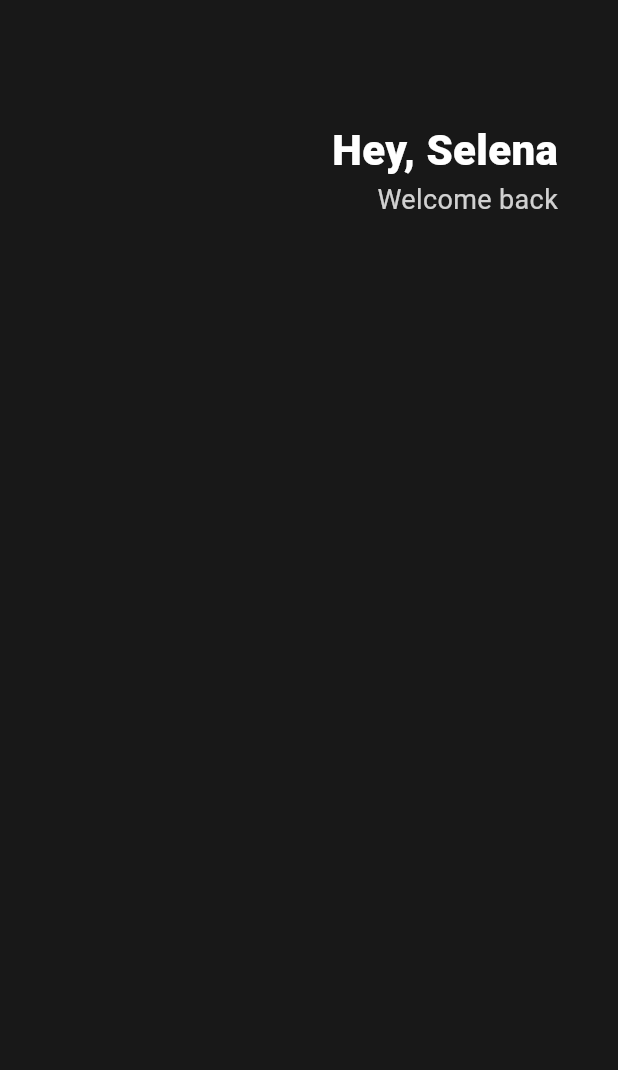
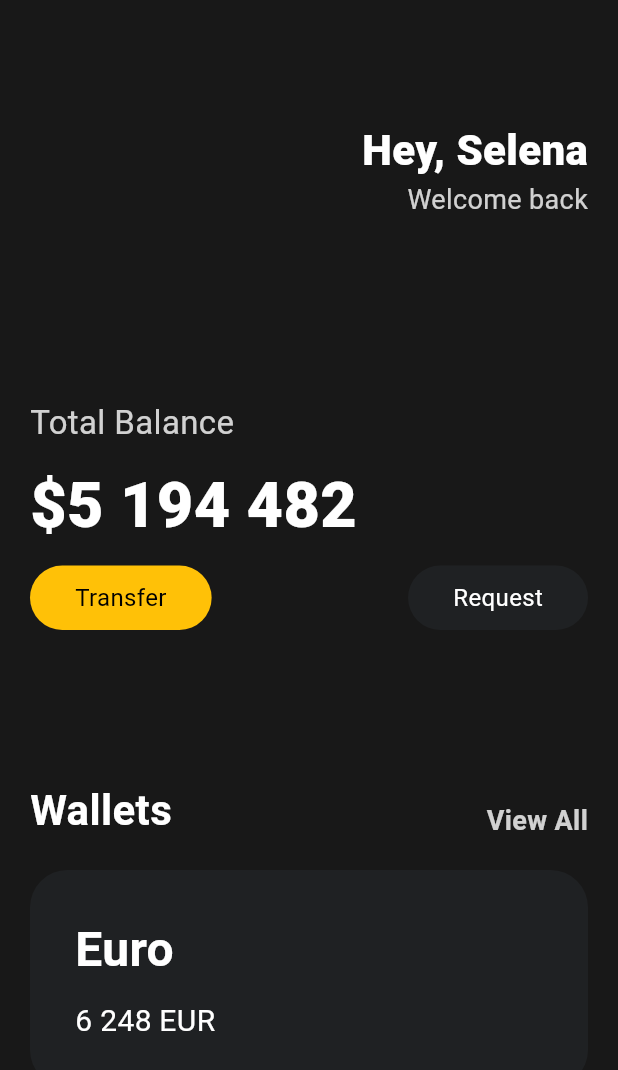
Before and after one commit to RoJaebl/flutter-toonflix, a Flutter app: the screen it shows after launch, on a phone screen of 412 x 824 dp. Shown: the top 1070 px of the screen. Run offline on Flutter 3.47's test engine with Material 3 defaults, Android fonts, the phone set to English and light mode, and no system bars.

Commit message:
:hammer: #3.6 카드 폼 만들기

```diff
--- a/lib/main.dart
+++ b/lib/main.dart
@@ -1,23 +1,144 @@
 import 'package:flutter/material.dart';
+import 'package:toonflix/widgets/button.dart';
+import 'package:toonflix/widgets/header.dart';
 
 void main() {
-  runApp(App());
+  runApp(const App());
 }
 
 class App extends StatelessWidget {
+  const App({super.key});
+
   @override
   Widget build(BuildContext context) {
     return MaterialApp(
       home: Scaffold(
-        backgroundColor: Color(0xFF181818),
+        backgroundColor: const Color(0xFF181818),
         body: Padding(
-          padding: EdgeInsets.symmetric(horizontal: 40),
+          padding: const EdgeInsets.symmetric(horizontal: 20),
           child: Column(
+            crossAxisAlignment: CrossAxisAlignment.start,
             children: [
-              SizedBox(
+              const SizedBox(
                 height: 80,
               ),
-              Header(),
+              const Header(),
+              const SizedBox(
+                height: 120,
+              ),
+              Text(
+                'Total Balance',
+                style: TextStyle(
+                  fontSize: 22,
+                  color: Colors.white.withOpacity(0.8),
+                ),
+              ),
+              const SizedBox(
+                height: 10,
+              ),
+              const Text(
+                '\$5 194 482',
+                style: TextStyle(
+                  fontSize: 42,
+                  fontWeight: FontWeight.w800,
+                  color: Colors.white,
+                ),
+              ),
+              const SizedBox(
+                height: 10,
+              ),
+              const Row(
+                mainAxisAlignment: MainAxisAlignment.spaceBetween,
+                children: [
+                  Button(
+                    text: 'Transfer',
+                    bgColor: Colors.amber,
+                    textColor: Colors.black,
+                  ),
+                  Button(
+                      text: 'Request',
+                      bgColor: Color(0xFF1F2123),
+                      textColor: Colors.white)
+                ],
+              ),
+              const SizedBox(
+                height: 100,
+              ),
+              Row(
+                mainAxisAlignment: MainAxisAlignment.spaceBetween,
+                crossAxisAlignment: CrossAxisAlignment.end,
+                children: [
+                  const Text(
+                    'Wallets',
+                    style: TextStyle(
+                      fontSize: 28,
+                      fontWeight: FontWeight.w600,
+                      color: Colors.white,
+                    ),
+                  ),
+                  Text(
+                    'View All',
+                    style: TextStyle(
+                      fontSize: 18,
+                      fontWeight: FontWeight.w600,
+                      color: Colors.white.withOpacity(0.8),
+                    ),
+                  ),
+                ],
+              ),
+              const SizedBox(
+                height: 20,
+              ),
+              Container(
+                decoration: BoxDecoration(
+                  color: const Color(0xFF1F2123),
+                  borderRadius: BorderRadius.circular(25),
+                ),
+                child: const Padding(
+                  padding: EdgeInsets.all(30),
+                  child: Row(
+                    children: [
+                      Column(
+                        crossAxisAlignment: CrossAxisAlignment.start,
+                        children: [
+                          Text(
+                            'Euro',
+                            style: TextStyle(
+                              color: Colors.white,
+                              fontSize: 32,
+                              fontWeight: FontWeight.w600,
+                            ),
+                          ),
+                          SizedBox(
+                            height: 10,
+                          ),
+                          Row(
+                            children: [
+                              Text(
+                                '6 248',
+                                style: TextStyle(
+                                  color: Colors.white,
+                                  fontSize: 20,
+                                ),
+                              ),
+                              SizedBox(
+                                width: 5,
+                              ),
+                              Text(
+                                'EUR',
+                                style: TextStyle(
+                                  color: Colors.white,
+                                  fontSize: 20,
+                                ),
+                              ),
+                            ],
+                          ),
+                        ],
+                      ),
+                    ],
+                  ),
+                ),
+              ),
             ],
           ),
         ),
@@ -25,34 +146,3 @@
     );
   }
 }
-
-class Header extends StatelessWidget {
-  @override
-  Widget build(BuildContext context) {
-    return Row(
-      mainAxisAlignment: MainAxisAlignment.end,
-      children: [
-        Column(
-          crossAxisAlignment: CrossAxisAlignment.end,
-          children: [
-            Text(
-              'Hey, Selena',
-              style: TextStyle(
-                color: Colors.white,
-                fontSize: 28,
-                fontWeight: FontWeight.w800,
-              ),
-            ),
-            Text(
-              'Welcome back',
-              style: TextStyle(
-                color: Colors.white.withOpacity(0.8),
-                fontSize: 18,
-              ),
-            ),
-          ],
-        )
-      ],
-    );
-  }
-}
--- /dev/null
+++ b/lib/widgets/button.dart
@@ -0,0 +1,36 @@
+import 'package:flutter/material.dart';
+
+class Button extends StatelessWidget {
+  final String text;
+  final Color bgColor;
+  final Color textColor;
+
+  const Button(
+      {super.key,
+      required this.text,
+      required this.bgColor,
+      required this.textColor});
+
+  @override
+  Widget build(BuildContext context) {
+    return Container(
+      decoration: BoxDecoration(
+        color: bgColor,
+        borderRadius: BorderRadius.circular(45),
+      ),
+      child: Padding(
+        padding: const EdgeInsets.symmetric(
+          horizontal: 30,
+          vertical: 10,
+        ),
+        child: Text(
+          text,
+          style: TextStyle(
+            color: textColor,
+            fontSize: 16,
+          ),
+        ),
+      ),
+    );
+  }
+}
--- /dev/null
+++ b/lib/widgets/header.dart
@@ -0,0 +1,34 @@
+import 'package:flutter/material.dart';
+
+class Header extends StatelessWidget {
+  const Header({super.key});
+
+  @override
+  Widget build(BuildContext context) {
+    return Row(
+      mainAxisAlignment: MainAxisAlignment.end,
+      children: [
+        Column(
+          crossAxisAlignment: CrossAxisAlignment.end,
+          children: [
+            const Text(
+              'Hey, Selena',
+              style: TextStyle(
+                color: Colors.white,
+                fontSize: 28,
+                fontWeight: FontWeight.w800,
+              ),
+            ),
+            Text(
+              'Welcome back',
+              style: TextStyle(
+                color: Colors.white.withOpacity(0.8),
+                fontSize: 18,
+              ),
+            ),
+          ],
+        )
+      ],
+    );
+  }
+}
```
